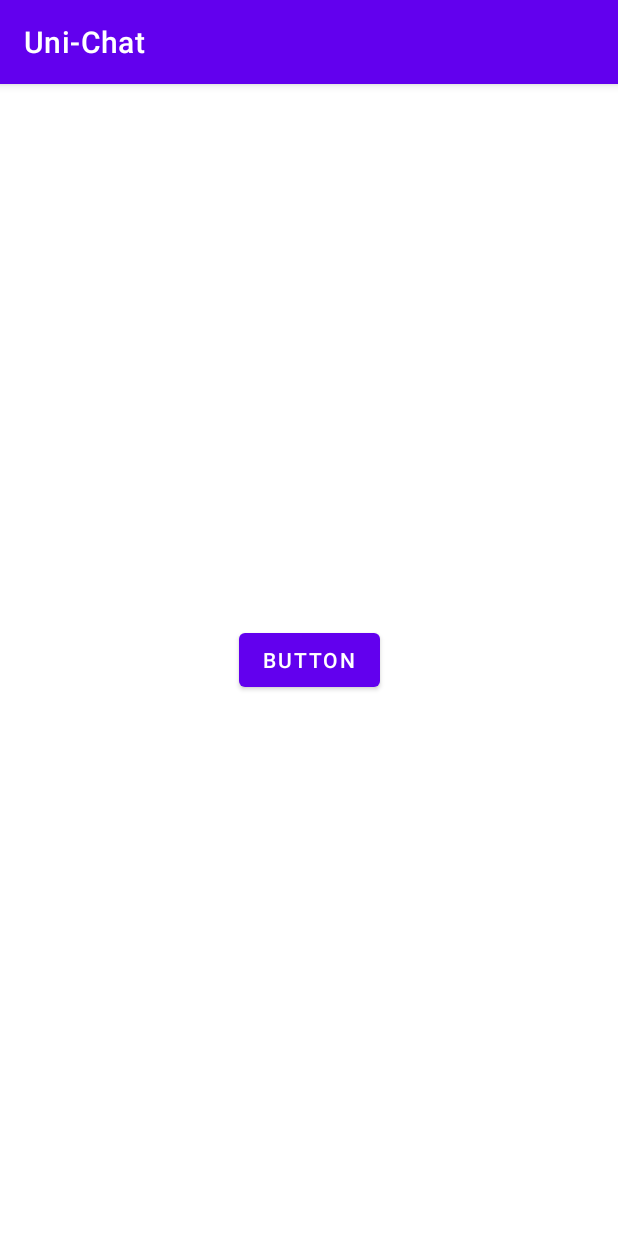
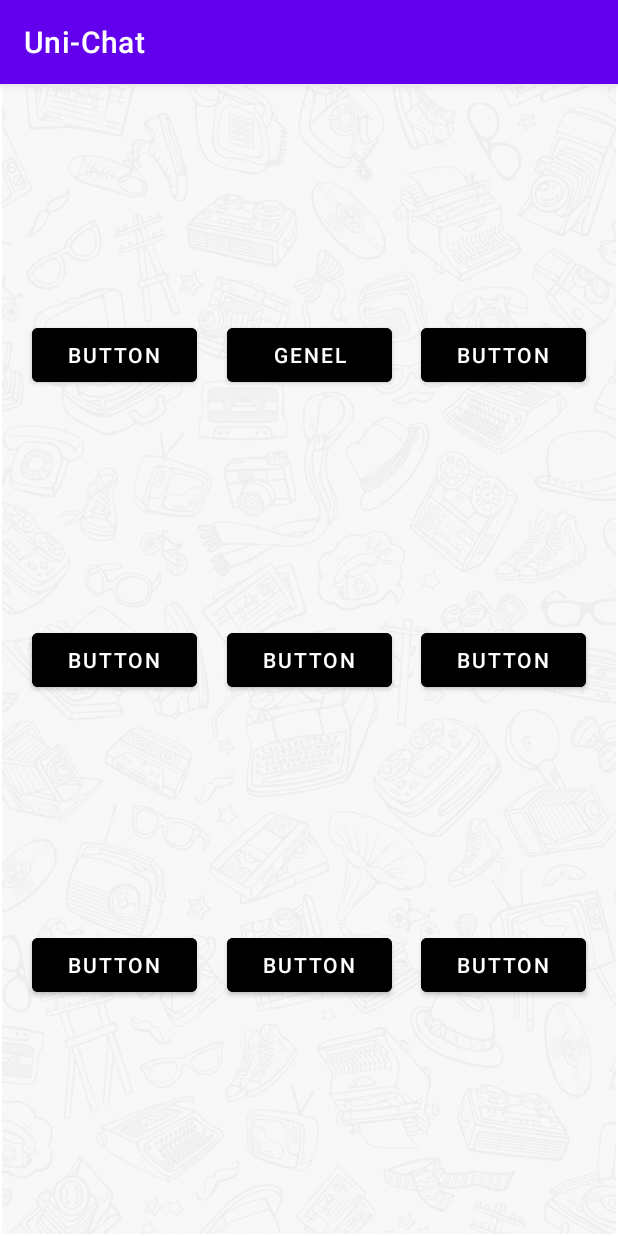
Before and after one commit to asimodabas/Uni-Chat, an Android app: the SecondFragment screen opened directly, with no data from a screen before it, on a phone screen of 412 x 824 dp. Run offline under Robolectric (Android 15) with nearby library versions, the phone set to English and light mode, and no system bars; our stand-ins replace Firebase (no records; nobody signed in at launch, a user with empty details on screens opened directly).

Commit message:
second page design

```diff
--- a/app/src/main/java/com/asimodabas/uni_chat/SecondFragment.kt
+++ b/app/src/main/java/com/asimodabas/uni_chat/SecondFragment.kt
@@ -13,8 +13,6 @@ class SecondFragment : Fragment() {
 
     private var _binding: FragmentSecondBinding? = null
     private val binding get() = _binding!!
-
-
 
     override fun onCreate(savedInstanceState: Bundle?) {
         super.onCreate(savedInstanceState)
@@ -33,7 +31,7 @@ class SecondFragment : Fragment() {
     override fun onViewCreated(view: View, savedInstanceState: Bundle?) {
         super.onViewCreated(view, savedInstanceState)
 
-        binding.button.setOnClickListener {
+        binding.PublicButton.setOnClickListener {
             val action = SecondFragmentDirections.actionSecondFragmentToChatFragment()
             findNavController().navigate(action)
         }
--- a/app/src/main/res/layout/fragment_second.xml
+++ b/app/src/main/res/layout/fragment_second.xml
@@ -6,17 +6,120 @@
     xmlns:tools="http://schemas.android.com/tools"
     android:layout_width="match_parent"
     android:layout_height="match_parent"
+    android:background="@drawable/bg3"
     tools:context=".SecondFragment">
 
 
     <Button
-        android:id="@+id/button"
-        android:layout_width="wrap_content"
-        android:layout_height="wrap_content"
+        android:id="@+id/button4"
+        android:layout_width="110dp"
+        android:layout_height="48dp"
+        android:backgroundTint="@color/black"
         android:text="Button"
+        app:layout_constraintBottom_toTopOf="@+id/button9"
+        app:layout_constraintEnd_toEndOf="parent"
+        app:layout_constraintHorizontal_bias="0.5"
+        app:layout_constraintStart_toEndOf="@+id/PublicButton"
+        app:layout_constraintTop_toTopOf="parent" />
+
+    <Button
+        android:id="@+id/button5"
+        android:layout_width="110dp"
+        android:layout_height="48dp"
+        android:backgroundTint="@color/black"
+        android:text="Button"
+        app:layout_constraintBottom_toTopOf="@+id/button7"
+        app:layout_constraintEnd_toStartOf="@+id/PublicButton"
+        app:layout_constraintHorizontal_bias="0.5"
+        app:layout_constraintStart_toStartOf="parent"
+        app:layout_constraintTop_toTopOf="parent" />
+
+    <Button
+        android:id="@+id/PublicButton"
+        android:layout_width="110dp"
+        android:layout_height="48dp"
+        android:backgroundTint="@color/black"
+        android:text="Genel"
+        app:layout_constraintBottom_toTopOf="@+id/button8"
+        app:layout_constraintEnd_toStartOf="@+id/button4"
+        app:layout_constraintHorizontal_bias="0.5"
+        app:layout_constraintStart_toEndOf="@+id/button5"
+        app:layout_constraintTop_toTopOf="parent" />
+
+    <Button
+        android:id="@+id/button7"
+        android:layout_width="110dp"
+        android:layout_height="48dp"
+        android:backgroundTint="@color/black"
+        android:text="Button"
+        app:layout_constraintBottom_toTopOf="@+id/button10"
+        app:layout_constraintEnd_toStartOf="@+id/button8"
+        app:layout_constraintHorizontal_bias="0.5"
+        app:layout_constraintStart_toStartOf="parent"
+        app:layout_constraintTop_toBottomOf="@+id/button5" />
+
+    <Button
+        android:id="@+id/button8"
+        android:layout_width="110dp"
+        android:layout_height="48dp"
+        android:text="Button"
+        android:backgroundTint="@color/black"
+
+        app:layout_constraintBottom_toTopOf="@+id/button11"
+        app:layout_constraintEnd_toStartOf="@+id/button9"
+        app:layout_constraintHorizontal_bias="0.5"
+        app:layout_constraintStart_toEndOf="@+id/button7"
+        app:layout_constraintTop_toBottomOf="@+id/PublicButton" />
+
+    <Button
+        android:id="@+id/button9"
+        android:layout_width="110dp"
+        android:layout_height="48dp"
+        android:backgroundTint="@color/black"
+
+        android:text="Button"
+        app:layout_constraintBottom_toTopOf="@+id/button12"
+        app:layout_constraintEnd_toEndOf="parent"
+        app:layout_constraintHorizontal_bias="0.5"
+        app:layout_constraintStart_toEndOf="@+id/button8"
+        app:layout_constraintTop_toBottomOf="@+id/button4" />
+
+    <Button
+        android:id="@+id/button10"
+        android:layout_width="110dp"
+        android:layout_height="48dp"
+        android:backgroundTint="@color/black"
+
+        android:text="Button"
+        app:layout_constraintBottom_toBottomOf="parent"
+        app:layout_constraintEnd_toStartOf="@+id/button11"
+        app:layout_constraintHorizontal_bias="0.5"
+        app:layout_constraintStart_toStartOf="parent"
+        app:layout_constraintTop_toBottomOf="@+id/button7" />
+
+    <Button
+        android:id="@+id/button11"
+        android:layout_width="110dp"
+        android:layout_height="48dp"
+        android:backgroundTint="@color/black"
+
+        android:text="Button"
+        app:layout_constraintBottom_toBottomOf="parent"
+        app:layout_constraintEnd_toStartOf="@+id/button12"
+        app:layout_constraintHorizontal_bias="0.5"
+        app:layout_constraintStart_toEndOf="@+id/button10"
+        app:layout_constraintTop_toBottomOf="@+id/button8" />
+
+    <Button
+        android:id="@+id/button12"
+        android:layout_width="110dp"
+        android:layout_height="48dp"
+        android:text="Button"
+        android:backgroundTint="@color/black"
+
         app:layout_constraintBottom_toBottomOf="parent"
         app:layout_constraintEnd_toEndOf="parent"
         app:layout_constraintHorizontal_bias="0.5"
-        app:layout_constraintStart_toStartOf="parent"
-        app:layout_constraintTop_toTopOf="parent" />
+        app:layout_constraintStart_toEndOf="@+id/button11"
+        app:layout_constraintTop_toBottomOf="@+id/button9" />
 </androidx.constraintlayout.widget.ConstraintLayout>
```
